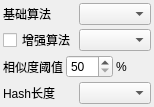
This is components/widget_setting_algorithm/res/setting_algorithm.ui in PPJUST/ComicDup as Qt 5 draws it before an edit. The edited form follows.
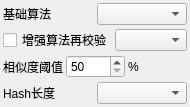
This is the edited form.

Commit message: 优化：优化文本

```diff
--- a/components/widget_setting_algorithm/res/setting_algorithm.ui
+++ b/components/widget_setting_algorithm/res/setting_algorithm.ui
@@ -6,7 +6,7 @@
    <rect>
     <x>0</x>
     <y>0</y>
-    <width>154</width>
+    <width>190</width>
     <height>107</height>
    </rect>
   </property>
@@ -48,7 +48,7 @@
      <item>
       <widget class="QCheckBox" name="checkBox_enhance_algorithm">
        <property name="text">
-        <string>增强算法</string>
+        <string>增强算法再校验</string>
        </property>
       </widget>
      </item>
```
The commit also changes 2 other files.
